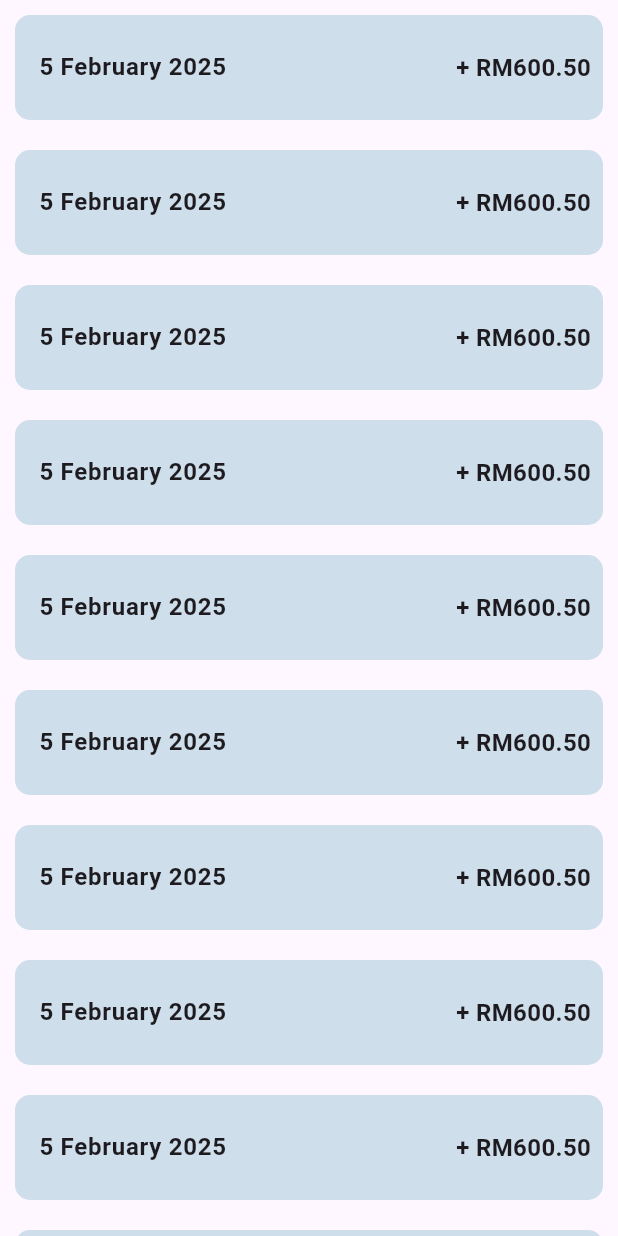
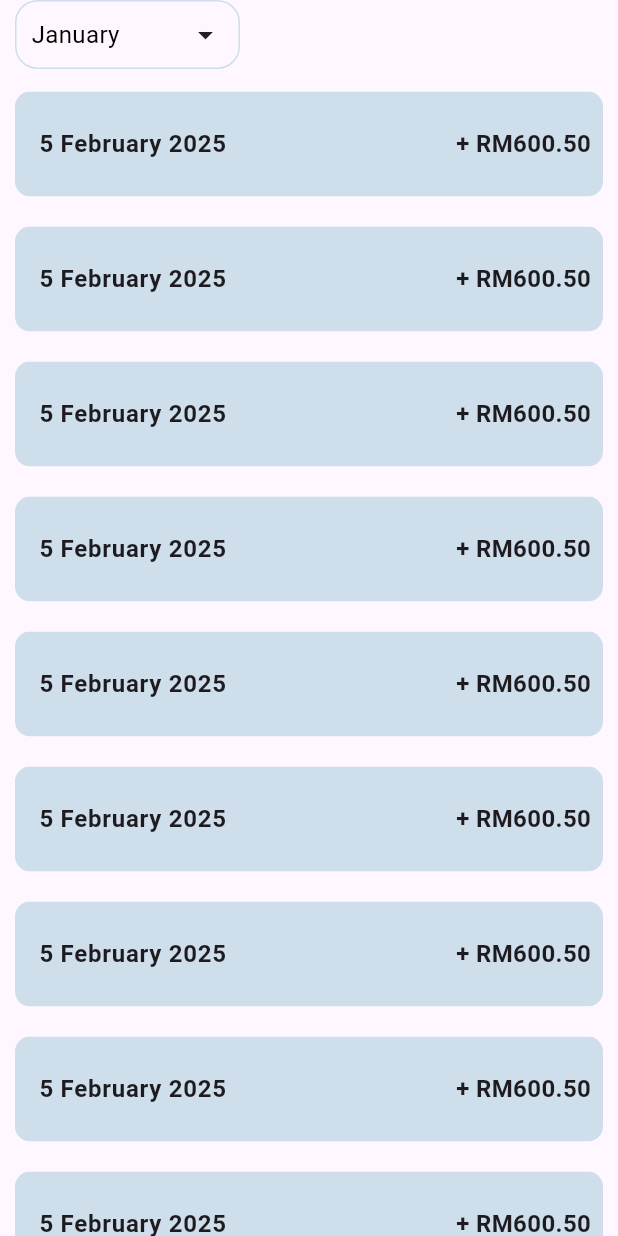
Before and after one commit to webby813/fypmerchant, a Flutter app: the Settlement widget shown alone on an empty page, opened directly, on a phone screen of 412 x 824 dp. Run offline on Flutter 3.47's test engine with Material 3 defaults, Android fonts, the phone set to English and light mode, and no system bars; our stand-ins replace firebase_core, firebase_database, firebase_storage, shared_preferences, syncfusion_flutter_charts; accounts and stored records are empty; generated files the repository leaves out were written again.

Commit message:
- Payout Transaction and Settlement UI Tablet Finished

```diff
--- a/lib/Components/dropDownList.dart
+++ b/lib/Components/dropDownList.dart
@@ -1,4 +1,5 @@
 import 'package:flutter/material.dart';
+import 'package:fypmerchant/Color/color.dart';
 
 class CustomDropdown extends StatefulWidget {
   final List<String> items;
@@ -27,15 +28,21 @@ class _CustomDropdownState extends State<CustomDropdown> {
 
   @override
   Widget build(BuildContext context) {
-    return DropdownButtonFormField<String>(
-      value: _selectedItem,
-      items: widget.items.map((item) {
-        return DropdownMenuItem<String>(
-          value: item,
-          child: Text(item),
-        );
-      }).toList(),
-      onChanged: (value) {
+    return PopupMenuButton<String>(
+      initialValue: _selectedItem,
+      itemBuilder: (BuildContext context) {
+        return widget.items.map((item) {
+          return PopupMenuItem<String>(
+            value: item,
+            textStyle: const TextStyle(
+                color: Colors.blue
+            ),
+            height: 40,
+            child: Text(item),
+          );
+        }).toList();
+      },
+      onSelected: (String value) {
         setState(() {
           _selectedItem = value;
         });
@@ -43,6 +50,29 @@ class _CustomDropdownState extends State<CustomDropdown> {
           widget.onChanged!(value);
         }
       },
+      child: SizedBox(
+        width: 150,
+        child: Container(
+          padding: const EdgeInsets.all(10),
+          decoration: BoxDecoration(
+            borderRadius: BorderRadius.circular(15),
+            border: Border.all(color: CustomColors.lightGrey),
+          ),
+          child: Row(
+            mainAxisAlignment: MainAxisAlignment.spaceBetween,
+            children: [
+              Text(
+                _selectedItem ?? widget.items.first,
+                style: const TextStyle(
+                  fontSize: 16,
+                  color: Colors.black,
+                ),
+              ),
+              const Icon(Icons.arrow_drop_down),
+            ],
+          ),
+        ),
+      ),
     );
   }
 }
--- a/lib/Responsive/Cross-platform code/Payout_Settlement.dart
+++ b/lib/Responsive/Cross-platform code/Payout_Settlement.dart
@@ -1,5 +1,6 @@
 import 'package:flutter/material.dart';
 import '../../Color/color.dart';
+import '../../Components/dropDownList.dart';
 
 class Settlement extends StatefulWidget {
   const Settlement({Key? key}) : super(key: key);
@@ -9,10 +10,21 @@ class Settlement extends StatefulWidget {
 }
 
 class _SettlementState extends State<Settlement> {
+  List<String> options = ['January', 'February', 'March'];
+
   @override
   Widget build(BuildContext context) {
     return Column(
       children: [
+        Padding(
+          padding: const EdgeInsets.only(left: 10, bottom: 5),
+          child: Row(
+            children: [
+              CustomDropdown(items: options),
+            ],
+          ),
+        ),
+
         Expanded(
           child: ListView.builder(
             itemCount: 10,
```
Also changed, not shown: lib/Responsive/Cross-platform code/Payout_Transaction.dart (+11 -1 lines), lib/Responsive/Tablet/DashboardTabsTablet/PayoutTablet.dart (+15 -9 lines).
